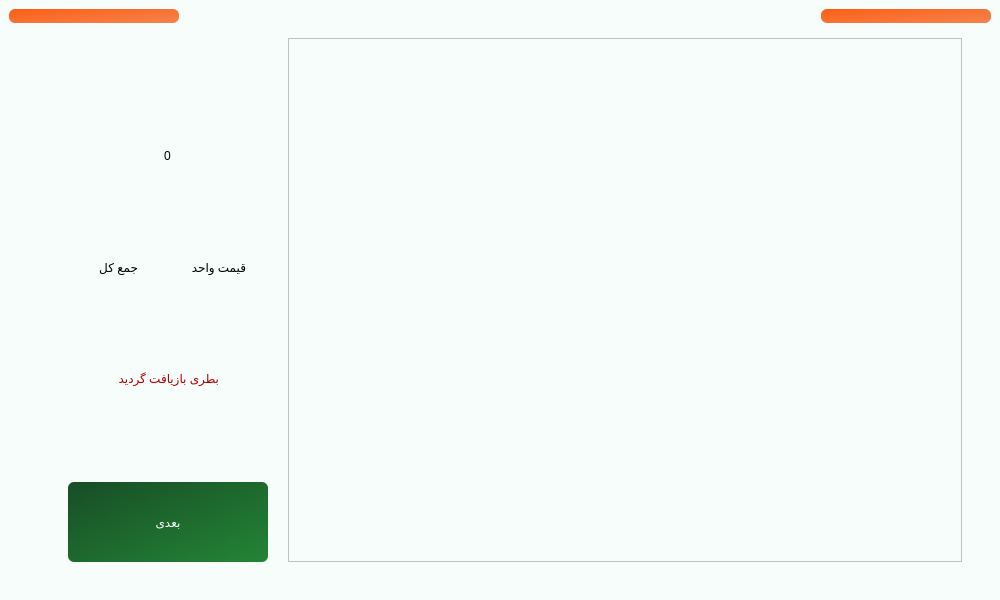
Before: the Qt Designer form main.ui in Farazist/raspberrypi-app, drawn with Qt 5.
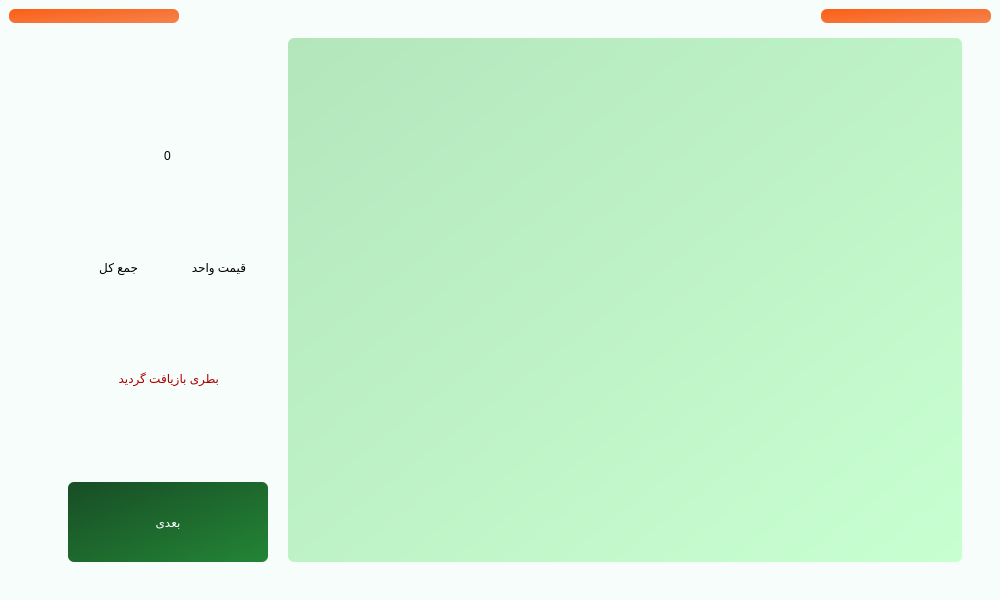
After: the same form once the commit is applied. The open tabs and pages were chosen to show the change. Icons and pictures are not drawn.

What changed in the file:
```diff
--- a/main.ui
+++ b/main.ui
@@ -2073,36 +2073,25 @@
            </layout>
           </item>
           <item>
-           <widget class="QScrollArea" name="scrollAreaManual">
-            <property name="minimumSize">
-             <size>
-              <width>400</width>
-              <height>0</height>
-             </size>
+           <widget class="QWidget" name="FrameDelivery" native="true">
+            <property name="sizePolicy">
+             <sizepolicy hsizetype="Expanding" vsizetype="Expanding">
+              <horstretch>0</horstretch>
+              <verstretch>0</verstretch>
+             </sizepolicy>
             </property>
             <property name="maximumSize">
              <size>
-              <width>700</width>
+              <width>750</width>
               <height>16777215</height>
              </size>
             </property>
             <property name="styleSheet">
-             <string notr="true">
-QScrollBar:vertical { width: 40px;background-color: qlineargradient(x1:0, y1:0, x2:1, y2:1, stop:0 #184d26, stop:1 #238535);; }</string>
+             <string notr="true">border-color: rgb(0, 85, 255);
+background: qlineargradient(x1:0, y1:0, x2:1, y2:1, stop:0 #b4e6bc, stop:1 #c8ffd1);
+color: rgb(180, 230, 188);
+border-radius: 6px;</string>
             </property>
-            <property name="widgetResizable">
-             <bool>true</bool>
-            </property>
-            <widget class="QWidget" name="scrollAreaWidgetManual">
-             <property name="geometry">
-              <rect>
-               <x>0</x>
-               <y>0</y>
-               <width>398</width>
-               <height>28</height>
-              </rect>
-             </property>
-            </widget>
            </widget>
           </item>
          </layout>
```
Left out of the diff: 90 changed lines with no effect on the pictures.
